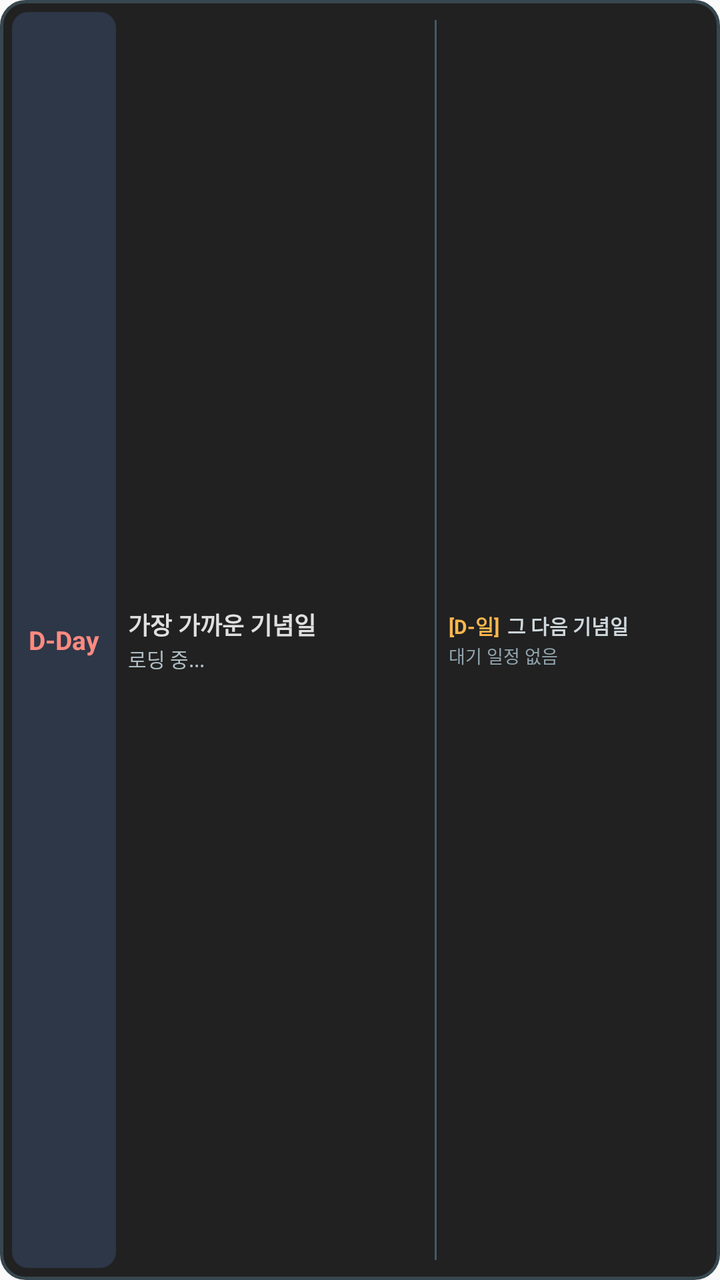
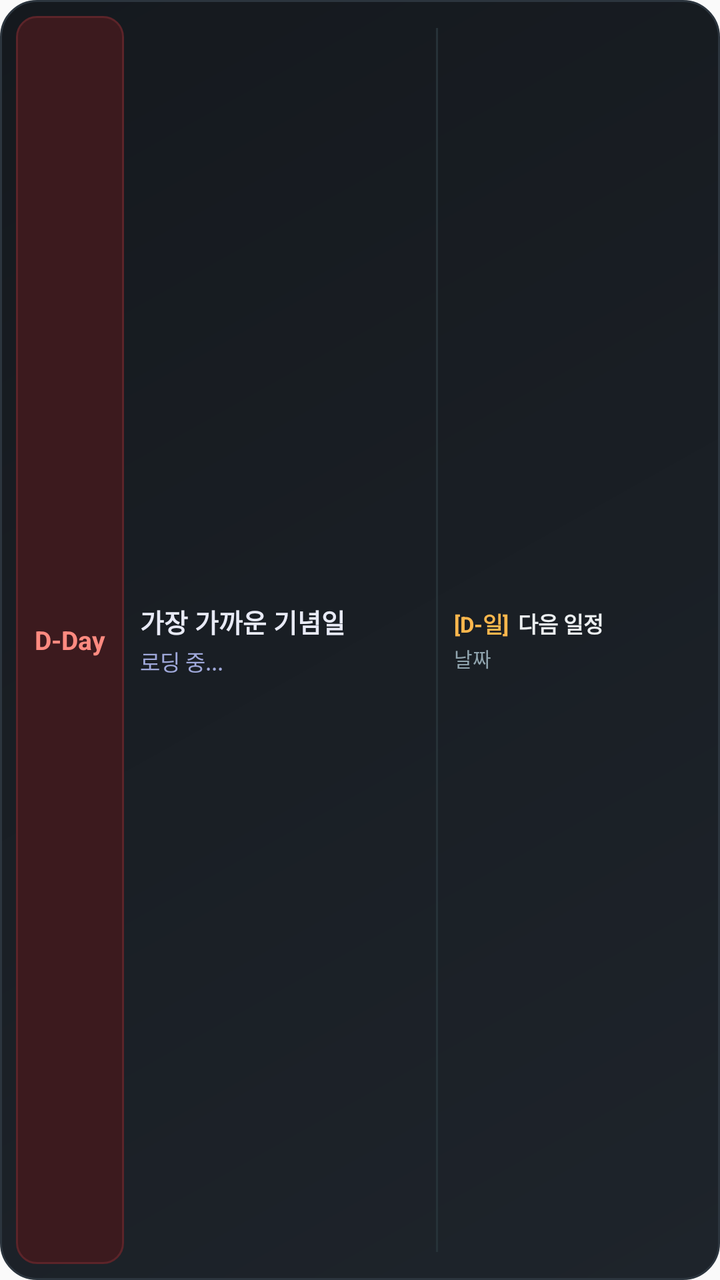

The first picture is an Android layout as it rendered before a commit; the second is the same layout after the commit. The layout source and the unified diff follow.
<!-- AndroidManifest.xml: application theme Theme.MyHeritage -->
<!-- res/layout/anniversary_widget_dark_4x1.xml -->
<?xml version="1.0" encoding="utf-8"?>
<LinearLayout xmlns:android="http://schemas.android.com/apk/res/android"
    android:layout_width="match_parent"
    android:layout_height="match_parent"
    android:background="@drawable/anniversary_widget_dark_background"
    android:orientation="horizontal"
    android:gravity="center_vertical"
    android:padding="6dp">

    
    <LinearLayout
        android:layout_width="0dp"
        android:layout_height="match_parent"
        android:layout_weight="1.6"
        android:orientation="horizontal"
        android:gravity="center_vertical">

        
        <LinearLayout
            android:layout_width="52dp"
            android:layout_height="match_parent"
            android:background="@drawable/anniversary_widget_dark_badge_bg"
            android:gravity="center"
            android:orientation="vertical"
            android:layout_marginEnd="6dp">

            <TextView
                android:id="@+id/widget_dday"
                android:layout_width="wrap_content"
                android:layout_height="wrap_content"
                android:text="D-Day"
                android:textColor="#FF8A80"
                android:textStyle="bold"
                android:textSize="13sp" />
        </LinearLayout>

        
        <LinearLayout
            android:layout_width="0dp"
            android:layout_height="wrap_content"
            android:layout_weight="1"
            android:orientation="vertical">

            <TextView
                android:id="@+id/widget_title"
                android:layout_width="wrap_content"
                android:layout_height="wrap_content"
                android:text="가장 가까운 기념일"
                android:textColor="#E0E0E0"
                android:textStyle="bold"
                android:textSize="12sp"
                android:singleLine="true"
                android:ellipsize="end" />

            <TextView
                android:id="@+id/widget_date"
                android:layout_width="wrap_content"
                android:layout_height="wrap_content"
                android:text="로딩 중..."
                android:textColor="#B0BEC5"
                android:textSize="10sp"
                android:layout_marginTop="1dp"
                android:singleLine="true"
                android:ellipsize="end" />
        </LinearLayout>
    </LinearLayout>

    
    <View
        android:layout_width="1dp"
        android:layout_height="match_parent"
        android:background="#455A64"
        android:layout_marginTop="4dp"
        android:layout_marginBottom="4dp"
        android:layout_marginStart="4dp"
        android:layout_marginEnd="6dp" />

    
    <LinearLayout
        android:layout_width="0dp"
        android:layout_height="wrap_content"
        android:layout_weight="1.0"
        android:orientation="vertical"
        android:gravity="start">

        <LinearLayout
            android:layout_width="match_parent"
            android:layout_height="wrap_content"
            android:orientation="horizontal"
            android:gravity="center_vertical">

            <TextView
                android:id="@+id/widget_next_dday"
                android:layout_width="wrap_content"
                android:layout_height="wrap_content"
                android:text="[D-일]"
                android:textColor="#FFB74D"
                android:textStyle="bold"
                android:textSize="10sp"
                android:layout_marginEnd="4dp" />

            <TextView
                android:id="@+id/widget_next_title"
                android:layout_width="0dp"
                android:layout_height="wrap_content"
                android:layout_weight="1"
                android:text="그 다음 기념일"
                android:textColor="#CFD8DC"
                android:textStyle="bold"
                android:textSize="10sp"
                android:singleLine="true"
                android:ellipsize="end" />
        </LinearLayout>

        <TextView
            android:id="@+id/widget_next_date"
            android:layout_width="wrap_content"
            android:layout_height="wrap_content"
            android:text="대기 일정 없음"
            android:textColor="#90A4AE"
            android:textSize="9sp"
            android:layout_marginTop="1dp"
            android:singleLine="true"
            android:ellipsize="end" />
    </LinearLayout>

</LinearLayout>
<!-- resources referenced by this layout -->
<resources>
  <!-- drawable anniversary_widget_dark_background (drawable) -->
  <?xml version="1.0" encoding="utf-8"?>
  <shape xmlns:android="http://schemas.android.com/apk/res/android"
      android:shape="rectangle">
      <solid android:color="#212121" />
      <corners android:radius="12dp" />
      <stroke
          android:width="1.5dp"
          android:color="#37474F" />
  </shape>
  <!-- drawable anniversary_widget_dark_badge_bg (drawable) -->
  <?xml version="1.0" encoding="utf-8"?>
  <shape xmlns:android="http://schemas.android.com/apk/res/android"
      android:shape="rectangle">
      <solid android:color="#2D3748" />
      <corners android:radius="8dp" />
  </shape>
  <style name="Theme.MyHeritage" parent="android:Theme.Material.Light.NoActionBar" />
</resources>

<!-- the commit's change to res/layout/anniversary_widget_dark_4x1.xml (unified diff, before → after) -->
@@ -5,24 +5,25 @@
     android:background="@drawable/anniversary_widget_dark_background"
     android:orientation="horizontal"
     android:gravity="center_vertical"
-    android:padding="6dp">
+    android:padding="8dp">
 
     
     <LinearLayout
         android:layout_width="0dp"
         android:layout_height="match_parent"
-        android:layout_weight="1.6"
+        android:layout_weight="1.65"
         android:orientation="horizontal"
         android:gravity="center_vertical">
 
         
         <LinearLayout
-            android:layout_width="52dp"
+            android:layout_width="54dp"
             android:layout_height="match_parent"
-            android:background="@drawable/anniversary_widget_dark_badge_bg"
+            android:background="@drawable/widget_dday_badge_dark_bg"
             android:gravity="center"
             android:orientation="vertical"
-            android:layout_marginEnd="6dp">
+            android:padding="4dp"
+            android:layout_marginEnd="8dp">
 
             <TextView
                 android:id="@+id/widget_dday"
@@ -46,9 +47,9 @@
                 android:layout_width="wrap_content"
                 android:layout_height="wrap_content"
                 android:text="가장 가까운 기념일"
-                android:textColor="#E0E0E0"
+                android:textColor="#E8EAF6"
                 android:textStyle="bold"
-                android:textSize="12sp"
+                android:textSize="13sp"
                 android:singleLine="true"
                 android:ellipsize="end" />
 
@@ -57,9 +58,9 @@
                 android:layout_width="wrap_content"
                 android:layout_height="wrap_content"
                 android:text="로딩 중..."
-                android:textColor="#B0BEC5"
-                android:textSize="10sp"
-                android:layout_marginTop="1dp"
+                android:textColor="#9FA8DA"
+                android:textSize="11sp"
+                android:layout_marginTop="2dp"
                 android:singleLine="true"
                 android:ellipsize="end" />
         </LinearLayout>
@@ -69,11 +70,11 @@
     <View
         android:layout_width="1dp"
         android:layout_height="match_parent"
-        android:background="#455A64"
-        android:layout_marginTop="4dp"
-        android:layout_marginBottom="4dp"
+        android:background="#263238"
+        android:layout_marginTop="6dp"
+        android:layout_marginBottom="6dp"
         android:layout_marginStart="4dp"
-        android:layout_marginEnd="6dp" />
+        android:layout_marginEnd="8dp" />
 
     
     <LinearLayout
@@ -81,7 +82,7 @@
         android:layout_height="wrap_content"
         android:layout_weight="1.0"
         android:orientation="vertical"
-        android:gravity="start">
+        android:gravity="center_vertical">
 
         <LinearLayout
             android:layout_width="match_parent"
@@ -96,18 +97,18 @@
                 android:text="[D-일]"
                 android:textColor="#FFB74D"
                 android:textStyle="bold"
-                android:textSize="10sp"
-                android:layout_marginEnd="4dp" />
+                android:textSize="11sp"
+                android:singleLine="true" />
 
             <TextView
                 android:id="@+id/widget_next_title"
-                android:layout_width="0dp"
+                android:layout_width="wrap_content"
                 android:layout_height="wrap_content"
-                android:layout_weight="1"
-                android:text="그 다음 기념일"
-                android:textColor="#CFD8DC"
+                android:text=" 다음 일정"
+                android:textColor="#ECEFF1"
                 android:textStyle="bold"
-                android:textSize="10sp"
+                android:textSize="11sp"
+                android:layout_marginStart="2dp"
                 android:singleLine="true"
                 android:ellipsize="end" />
         </LinearLayout>
@@ -116,12 +117,11 @@
             android:id="@+id/widget_next_date"
             android:layout_width="wrap_content"
             android:layout_height="wrap_content"
-            android:text="대기 일정 없음"
+            android:text="날짜"
             android:textColor="#90A4AE"
-            android:textSize="9sp"
-            android:layout_marginTop="1dp"
+            android:textSize="10sp"
+            android:layout_marginTop="2dp"
             android:singleLine="true"
             android:ellipsize="end" />
     </LinearLayout>
-
 </LinearLayout>
<!-- resource entries referenced after the edit -->
@@ -4,18 +4,24 @@
   <?xml version="1.0" encoding="utf-8"?>
   <shape xmlns:android="http://schemas.android.com/apk/res/android"
       android:shape="rectangle">
-      <solid android:color="#212121" />
-      <corners android:radius="12dp" />
+      <gradient
+          android:startColor="#1E242B"
+          android:endColor="#15191E"
+          android:angle="135" />
+      <corners android:radius="18dp" />
       <stroke
-          android:width="1.5dp"
-          android:color="#37474F" />
+          android:width="1dp"
+          android:color="#2C353E" />
   </shape>
-  <!-- drawable anniversary_widget_dark_badge_bg (drawable) -->
+  <!-- drawable widget_dday_badge_dark_bg (drawable) -->
   <?xml version="1.0" encoding="utf-8"?>
   <shape xmlns:android="http://schemas.android.com/apk/res/android"
       android:shape="rectangle">
-      <solid android:color="#2D3748" />
-      <corners android:radius="8dp" />
+      <solid android:color="#3C1A1E" />
+      <corners android:radius="10dp" />
+      <stroke
+          android:width="1dp"
+          android:color="#5C2429" />
   </shape>
   <style name="Theme.MyHeritage" parent="android:Theme.Material.Light.NoActionBar" />
 </resources>
